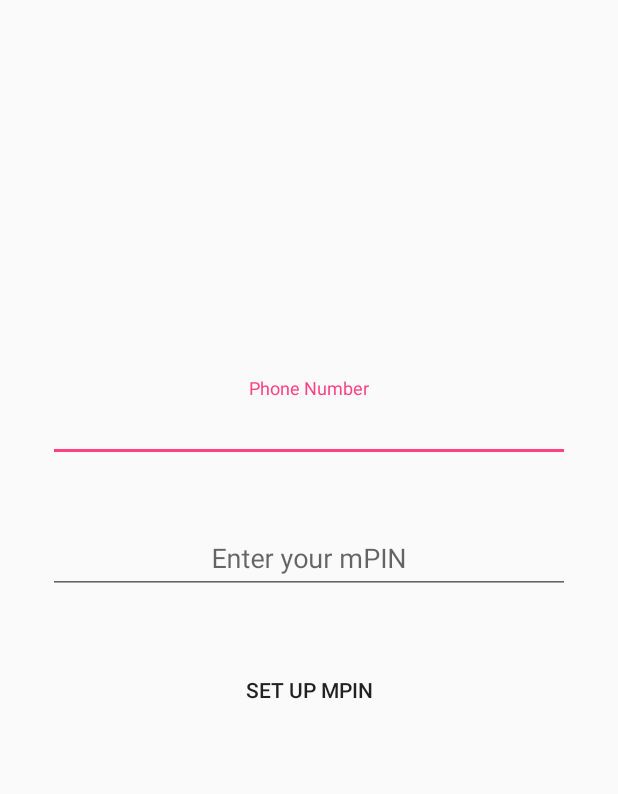
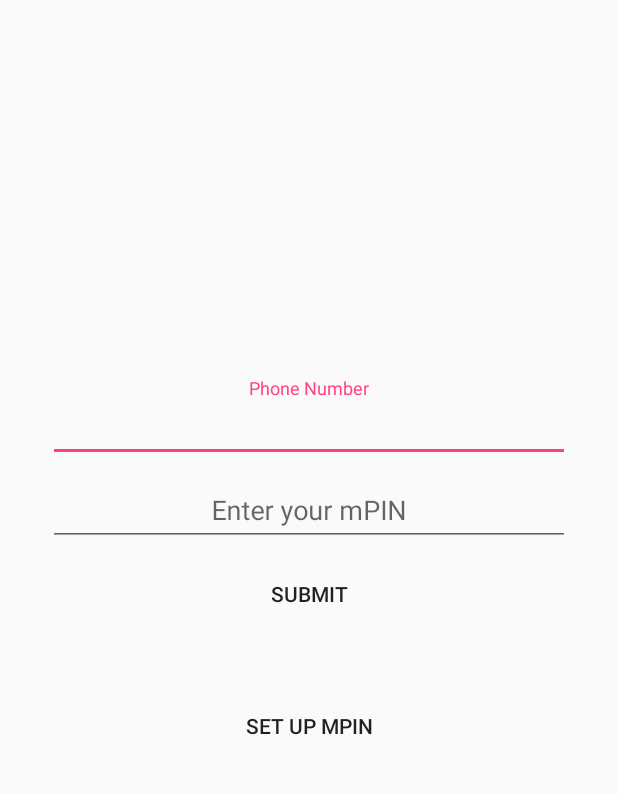
Before and after one commit to webianks/Creddit, an Android app: the screen it shows after launch (LoginActivity), on a phone screen of 412 x 824 dp, the part 198-992 px from its top. Run offline under Robolectric (Android 15) with nearby library versions, the phone set to English and light mode, and no system bars; libraries missing offline, so code that uses them is left out: com.cloudant.client, com.ibm.mobilefirstplatform; 3 statements that could not run were skipped.

Commit message:
And its done finally.

```diff
--- a/app/build.gradle
+++ b/app/build.gradle
@@ -6,7 +6,7 @@ android {
     buildToolsVersion "26.0.0"
     defaultConfig {
         applicationId "com.webianks.creddit"
-        minSdkVersion 16
+        minSdkVersion 21
         targetSdkVersion 25
         versionCode 1
         versionName "1.0"
--- a/app/src/main/java/com/webianks/creddit/PersonalData.kt
+++ b/app/src/main/java/com/webianks/creddit/PersonalData.kt
@@ -3,5 +3,5 @@ package com.webianks.creddit
 /**
  * Created by ramankit on 25/9/17.
  */
-data class PersonalData(val _id: String?, val _rev: String?, val name: String,
-                        val address: String, val email: String )
+data class PersonalData(val _id: String?, val _rev: String?, val name: String?,
+                        val address: String?, val email: String?)
--- a/app/src/main/java/com/webianks/creddit/TransactionData.kt
+++ b/app/src/main/java/com/webianks/creddit/TransactionData.kt
@@ -3,4 +3,4 @@ package com.webianks.creddit
 /**
  * Created by ramankit on 25/9/17.
  */
-data class TransactionData (val _id: String,val _rev: String,val balance: String, val transactions: List<SingleTransaction>?)
+data class TransactionData (val _id: String,val _rev: String?,val balance: String, val transactions: List<SingleTransaction>?)
--- /dev/null
+++ b/app/src/main/java/com/webianks/creddit/TransactionDataWithoutRev.kt
@@ -0,0 +1,6 @@
+package com.webianks.creddit
+
+/**
+ * Created by ramankit on 25/9/17.
+ */
+data class TransactionDataWithoutRev(val _id: String,val balance: String, val transactions: List<SingleTransaction>?)
--- a/app/src/main/res/layout/login_layout.xml
+++ b/app/src/main/res/layout/login_layout.xml
@@ -36,7 +36,8 @@
     <android.support.design.widget.TextInputLayout
         android:id="@+id/pin_layout"
         android:layout_width="match_parent"
-        android:layout_margin="@dimen/essential_margin_double"
+        android:layout_marginLeft="@dimen/essential_margin_double"
+        android:layout_marginRight="@dimen/essential_margin_double"
         android:layout_below="@id/phone_number_layout"
         android:layout_height="wrap_content">
 
@@ -44,7 +45,7 @@
             android:id="@+id/mPinEditText"
             android:layout_width="match_parent"
             android:layout_height="wrap_content"
-            android:inputType="number"
+            android:inputType="numberPassword"
             android:hint="@string/enter_your_pin"
             android:maxLength="6"
             android:gravity="center"
@@ -53,12 +54,25 @@
     </android.support.design.widget.TextInputLayout>
 
     <Button
+        android:id="@+id/submit"
+        android:layout_width="match_parent"
+        android:layout_height="wrap_content"
+        android:text="@string/submit"
+        android:background="?attr/selectableItemBackground"
+        android:layout_below="@id/pin_layout"
+        android:layout_marginLeft="@dimen/essential_margin_double"
+        android:layout_marginRight="@dimen/essential_margin_double"
+        android:layout_marginTop="@dimen/essential_margin_half"
+        android:layout_marginBottom="@dimen/essential_margin_double"
+        />
+
+    <Button
         android:id="@+id/signup"
         android:layout_width="match_parent"
         android:layout_height="wrap_content"
         android:text="@string/set_up_pin"
         android:background="?attr/selectableItemBackground"
-        android:layout_below="@id/pin_layout"
+        android:layout_below="@id/submit"
         android:layout_marginLeft="@dimen/essential_margin_double"
         android:layout_marginRight="@dimen/essential_margin_double"
         android:layout_marginTop="@dimen/essential_margin_half"
--- a/app/src/main/res/layout/signup_layout.xml
+++ b/app/src/main/res/layout/signup_layout.xml
@@ -48,7 +48,7 @@
             android:layout_height="wrap_content"
             android:gravity="center"
             android:hint="@string/new_pin"
-            android:inputType="number"
+            android:inputType="numberPassword"
             android:maxLength="6" />
 
     </android.support.design.widget.TextInputLayout>
@@ -69,7 +69,7 @@
             android:layout_height="wrap_content"
             android:gravity="center"
             android:hint="@string/enter_your_pin_once_again"
-            android:inputType="number"
+            android:inputType="numberPassword"
             android:maxLength="6" />
 
     </android.support.design.widget.TextInputLayout>
```
Also changed, not shown: app/src/main/java/com/webianks/creddit/LoginActivity.kt (+7 -0 lines), app/src/main/java/com/webianks/creddit/PersonalDataWithoutRev.kt (added, +7 -0 lines), app/src/main/java/com/webianks/creddit/SignupActivity.kt (+23 -11 lines).
